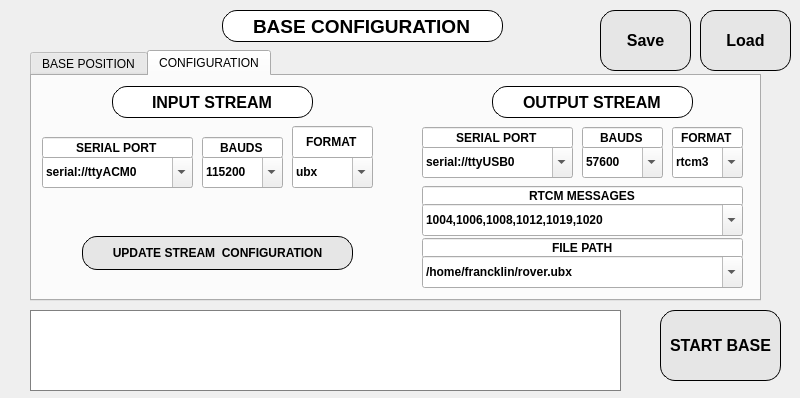
The window that RTKBASE/optionsstr2str.ui (leochen4891/RTKLIB_Touchscreen_GUI) describes before a commit, drawn with Qt 5.
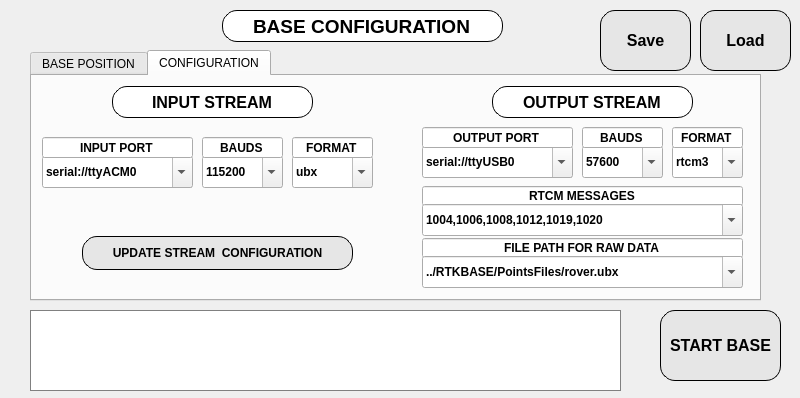
The same window after the commit. The open tabs and pages were chosen to show the change. Custom widgets are drawn as their Qt base class.

Commit message: selection box should work no Choosing path file for data logging is working Display correct information in basestation when using RAW data recording on file

```diff
--- a/RTKBASE/optionsstr2str.ui
+++ b/RTKBASE/optionsstr2str.ui
@@ -540,7 +540,7 @@
       </font>
      </property>
      <property name="text">
-      <string>SERIAL PORT</string>
+      <string>OUTPUT PORT</string>
      </property>
      <property name="alignment">
       <set>Qt::AlignCenter</set>
@@ -810,9 +810,9 @@
      <property name="geometry">
       <rect>
        <x>260</x>
-       <y>50</y>
+       <y>61</y>
        <width>81</width>
-       <height>32</height>
+       <height>21</height>
       </rect>
      </property>
      <property name="font">
@@ -847,7 +847,7 @@
       </font>
      </property>
      <property name="text">
-      <string>SERIAL PORT</string>
+      <string>INPUT PORT</string>
      </property>
      <property name="alignment">
       <set>Qt::AlignCenter</set>
@@ -970,7 +970,7 @@
       </font>
      </property>
      <property name="text">
-      <string>FILE PATH</string>
+      <string>FILE PATH FOR RAW DATA</string>
      </property>
      <property name="alignment">
       <set>Qt::AlignCenter</set>
@@ -999,7 +999,7 @@
      </property>
      <item>
       <property name="text">
-       <string>/home/francklin/rover.ubx</string>
+       <string>../RTKBASE/PointsFiles/rover.ubx</string>
       </property>
      </item>
      <item>
```
Left out of the diff: 2 changed lines with no effect on the pictures. The commit also changes 4 other files.
